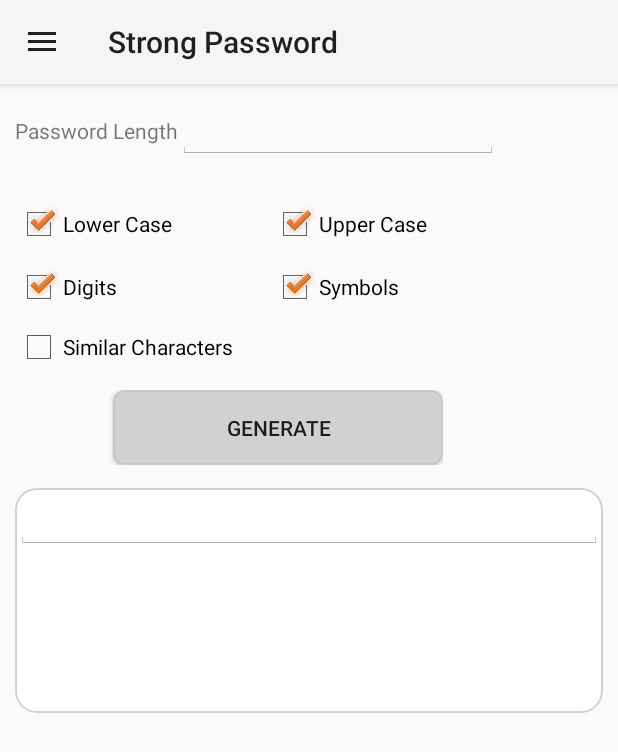
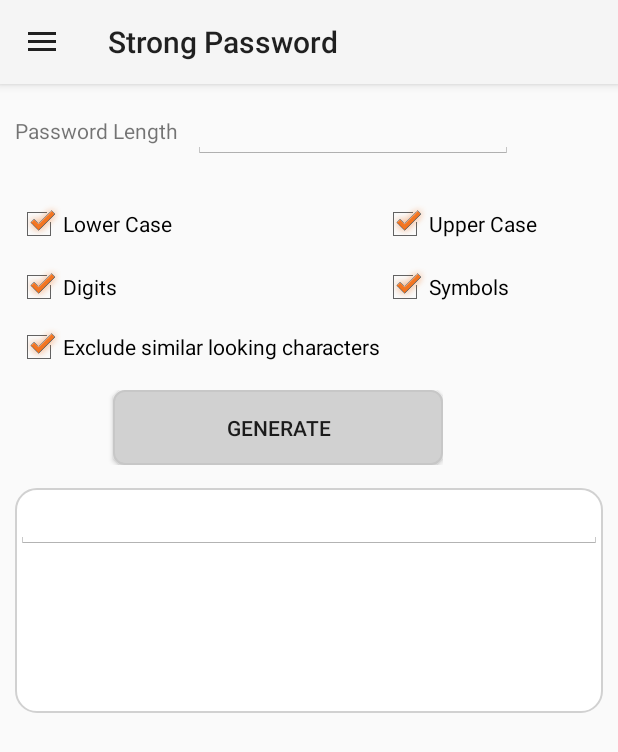
Before and after one commit to rsperezn/cryptotool, an Android app: the StrongPasswordActivity screen opened directly, with no data from a screen before it, on a phone screen of 412 x 824 dp. Shown: the top 752 px of the screen. Run offline under Robolectric (Android 15) with nearby library versions, the phone set to English and light mode, and no system bars; our stand-ins replace AdMob.

Commit message:
Updated StrongPasswordActivity to calculate strong password

```diff
--- a/cryptoTool/src/main/res/layout/activity_strongpassword.xml
+++ b/cryptoTool/src/main/res/layout/activity_strongpassword.xml
@@ -43,11 +43,12 @@
                                 android:text="@string/label_password_length" />
 
                             <EditText
-                                android:id="@+id/editText"
+                                android:id="@+id/strongPasswordLength_edit"
                                 android:layout_width="wrap_content"
                                 android:layout_height="wrap_content"
                                 android:ems="10"
-                                android:inputType="number" />
+                                android:inputType="number"
+                                android:layout_marginLeft="10dp" />
                         </LinearLayout>
 
                     </LinearLayout>
@@ -65,7 +66,7 @@
                                 android:layout_width="wrap_content"
                                 android:layout_height="wrap_content"
                                 android:text="@string/switch_lower_case"
-                                android:id="@+id/checkBox"
+                                android:id="@+id/checkBox_lowerCase"
                                 android:layout_column="0"
                                 android:checked="true" />
 
@@ -73,10 +74,8 @@
                                 android:layout_width="wrap_content"
                                 android:layout_height="wrap_content"
                                 android:text="@string/switch_upper_case"
-                                android:id="@+id/checkBox2"
+                                android:id="@+id/checkbox_upperCase"
                                 android:layout_column="1"
-                                android:layout_marginStart="25dp"
-                                android:layout_marginLeft="25dp"
                                 android:checked="true" />
                         </TableRow>
 
@@ -89,7 +88,7 @@
                                 android:layout_width="wrap_content"
                                 android:layout_height="wrap_content"
                                 android:text="@string/switch_digits"
-                                android:id="@+id/checkBox3"
+                                android:id="@+id/checkBox_digits"
                                 android:layout_column="0"
                                 android:checked="true" />
 
@@ -97,10 +96,8 @@
                                 android:layout_width="wrap_content"
                                 android:layout_height="wrap_content"
                                 android:text="@string/switch_symbols"
-                                android:id="@+id/checkBox4"
+                                android:id="@+id/checkBox_symbols"
                                 android:layout_column="1"
-                                android:layout_marginStart="25dp"
-                                android:layout_marginLeft="25dp"
                                 android:checked="true" />
                         </TableRow>
 
@@ -112,8 +109,9 @@
                                 android:layout_width="wrap_content"
                                 android:layout_height="wrap_content"
                                 android:text="@string/switch_similar_characters"
-                                android:id="@+id/checkBox5"
-                                android:layout_column="0" />
+                                android:id="@+id/checkBox_excludeSimilarLookingCharacters"
+                                android:layout_column="0"
+                                android:checked="true" />
                         </TableRow>
                     </TableLayout>
 
@@ -127,6 +125,7 @@
                         <Button
                             android:id="@+id/run_generateStrongPassword"
                             style="?android:attr/buttonStyleSmall"
+                            android:onClick="generateStrongPassword"
                             android:layout_width="match_parent"
                             android:layout_height="50dp"
                             android:layout_marginLeft="65dp"
@@ -144,7 +143,7 @@
                         android:background="@drawable/simpleborder">
 
                         <EditText
-                            android:id="@+id/edit_brokenText"
+                            android:id="@+id/edit_strongPassword"
                             android:layout_width="match_parent"
                             android:layout_height="wrap_content"
                             android:ems="10"
--- a/cryptoTool/src/main/res/values/strings.xml
+++ b/cryptoTool/src/main/res/values/strings.xml
@@ -46,7 +46,7 @@
     <string name="switch_upper_case">Upper Case</string>
     <string name="switch_symbols">Symbols</string>
     <string name="switch_digits">Digits</string>
-    <string name="switch_similar_characters">Similar Characters</string>
+    <string name="switch_similar_characters">Exclude similar looking characters</string>
     <string name="checkbox_spaces">Keep whitespaces </string>
     <string name="checkbox_saveinput">Input</string>
     <string name="checkbox_saveoutput">Output</string>
```
Also changed, not shown: cryptoTool/src/main/java/com/rspn/cryptotool/passwordgenerator/StrongPasswordActivity.java (+43 -0 lines).
